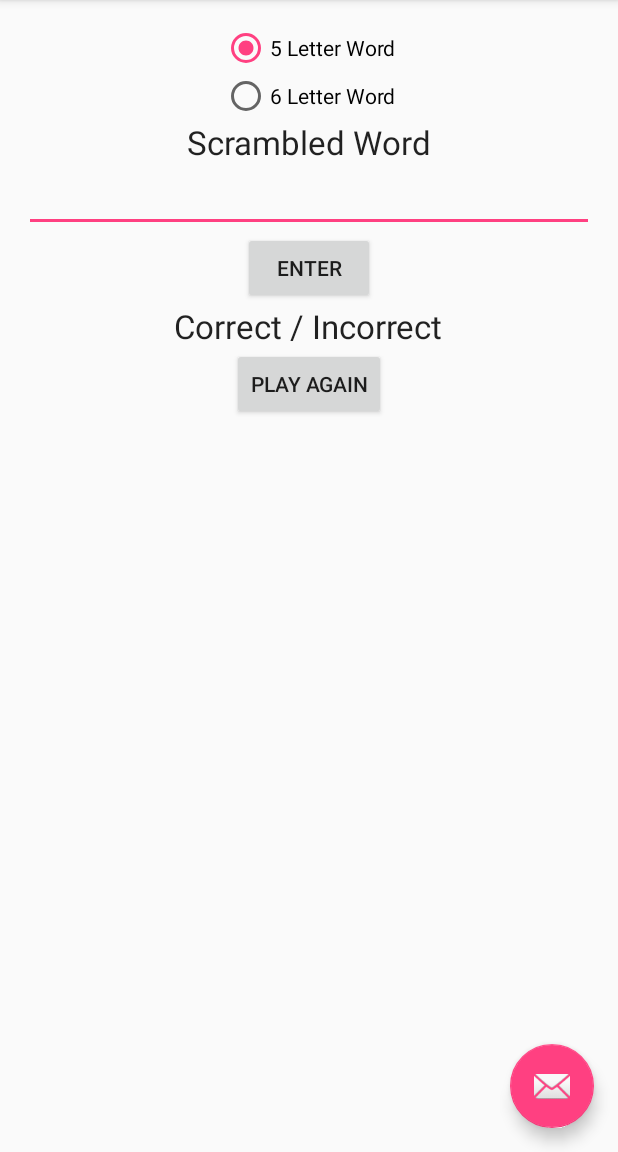
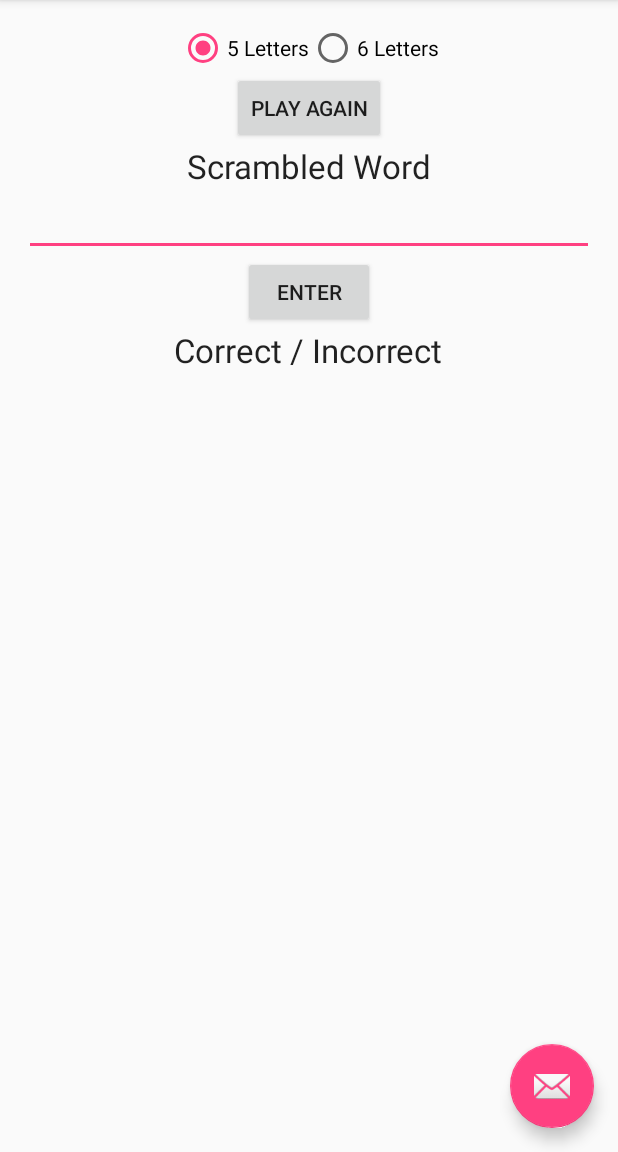
Before and after one commit to cdunmye1/WordJumble, an Android app: the screen it shows after launch (MainActivity), on a phone screen of 412 x 824 dp, the part 84-1236 px from its top. Run offline under Robolectric (Android 15) with nearby library versions, the light colour scheme and no system bars.

Commit message:
Testing push/pull file

```diff
--- a/app/src/main/res/layout/content_main.xml
+++ b/app/src/main/res/layout/content_main.xml
@@ -16,22 +16,30 @@
     <RadioGroup
         android:layout_width="wrap_content"
         android:layout_height="wrap_content"
-        android:layout_gravity="center_horizontal">
+        android:layout_gravity="center_horizontal"
+        android:orientation="horizontal">
 
         <RadioButton
             android:layout_width="wrap_content"
             android:layout_height="wrap_content"
-            android:text="5 Letter Word"
+            android:text="5 Letters"
             android:id="@+id/fiveLetterRadioButton"
             android:checked="true" />
 
         <RadioButton
             android:layout_width="wrap_content"
             android:layout_height="wrap_content"
-            android:text="6 Letter Word"
+            android:text="6 Letters"
             android:id="@+id/sixLetterRadioButton"
             android:checked="false" />
     </RadioGroup>
+
+    <Button
+        android:layout_width="wrap_content"
+        android:layout_height="wrap_content"
+        android:text="Play Again"
+        android:id="@+id/playAgainButton"
+        android:layout_gravity="center_horizontal" />
 
     <TextView
         android:layout_width="wrap_content"
@@ -62,10 +70,4 @@
         android:id="@+id/resultTextView"
         android:layout_gravity="center_horizontal" />
 
-    <Button
-        android:layout_width="wrap_content"
-        android:layout_height="wrap_content"
-        android:text="Play Again"
-        android:id="@+id/playAgainButton"
-        android:layout_gravity="center_horizontal" />
 </LinearLayout>
```
